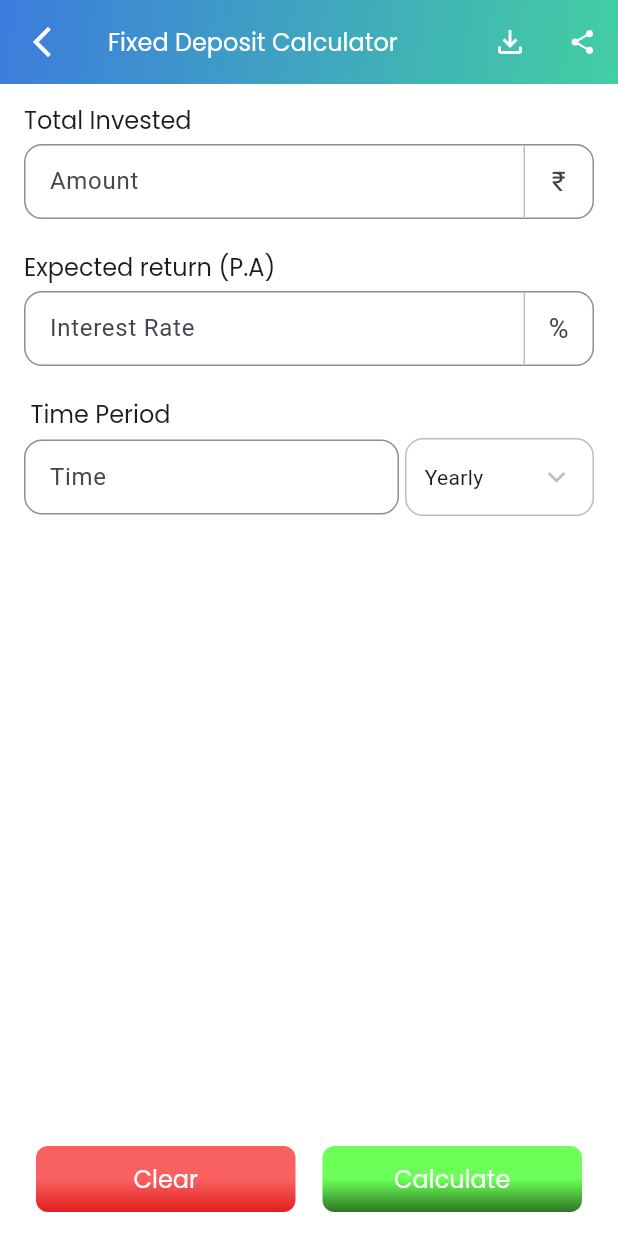
After one commit to shoaib3474/demo_project, a Flutter app: the FDcalcView screen opened directly, on a phone screen of 412 x 824 dp. The commit adds this screen. Run offline on Flutter 3.47's test engine with Material 3 defaults, Android fonts, the phone set to English and light mode, and no system bars; our stand-ins replace fl_chart, flutter_svg, get, shared_preferences; accounts and stored records are empty.

Commit message:
create FD calculator

```diff
--- /dev/null
+++ b/lib/controller/investment_ctrls/FD_calc_ctrl.dart
@@ -0,0 +1,43 @@
+import 'dart:math';
+
+import 'package:demo_project/models/base_calculator_model.dart';
+import 'package:demo_project/utils/services/base_shared_preference.dart';
+
+class FDController {
+  static const String _key = 'fd_calculator_result';
+
+  /// Calculate Fixed Deposit maturity amount
+  /// amount = principal investment
+  /// rate = annual interest rate (in %)
+  /// time = duration in years
+  static BaseCalculatorModel calculate({
+    required double amount,
+    required double rate,
+    required double time,
+  }) {
+    final r = rate / 100;
+    final n = 1; // Compounded yearly (you can adjust for monthly/quarterly)
+    final maturityAmount = amount * pow((1 + r / n), n * time);
+    final interestEarned = maturityAmount - amount;
+
+    return BaseCalculatorModel(
+      amount: amount,
+      result1: maturityAmount,
+      result2: interestEarned,
+      rate: rate,
+      time: time,
+    );
+  }
+
+  static Future<void> save(BaseCalculatorModel model) async {
+    await BaseSharedPreference.save(_key, model);
+  }
+
+  static Future<BaseCalculatorModel?> load() async {
+    return await BaseSharedPreference.load(_key);
+  }
+
+  static Future<void> clear() async {
+    await BaseSharedPreference.clear(_key);
+  }
+}
--- a/lib/routes/calc_routs.dart
+++ b/lib/routes/calc_routs.dart
@@ -5,6 +5,8 @@ import 'package:demo_project/view/screens/calculators/income%20tax/capital_gain_
 import 'package:demo_project/view/screens/calculators/income%20tax/depreciation_calc_view.dart';
 import 'package:demo_project/view/screens/calculators/income%20tax/tax_calc_view.dart';
 import 'package:demo_project/view/screens/calculators/investment/CAGA_calc_view.dart';
+import 'package:demo_project/view/screens/calculators/investment/FD_calc_view.dart';
+import 'package:demo_project/view/screens/calculators/investment/RD_calc_view.dart';
 import 'package:demo_project/view/screens/calculators/investment/post_office_MIS_view.dart';
 import 'package:flutter/material.dart';
 // Import all required calculator views...
@@ -18,8 +20,8 @@ final Map<String, Widget Function()> calculatorRouteMap = {
   "Capital Gain Calculator": () => CapitalGainCalcView(),
   "Post Office MIS": () => PostOfficeMISView(),
   "CARG Calculator": () => CARGcalcView(),
-  // "RD Calculator"
-  // "FD Calculator",
+  "RD Calculator": () => RDcalcView(),
+  "FD Calculator": () => FDcalcView(),
   // "Lump Sum Calculator",
   // "SIP Calculator",
 };
--- /dev/null
+++ b/lib/view/screens/calculators/investment/FD_calc_view.dart
@@ -0,0 +1,175 @@
+// ignore_for_file: library_private_types_in_public_api, use_build_context_synchronously
+
+import 'package:demo_project/controller/investment_ctrls/FD_calc_ctrl.dart';
+import 'package:demo_project/providers/base_calculator_provider.dart';
+import 'package:demo_project/utils/utils.dart'; // For formatNumber
+import 'package:demo_project/view/screens/textfield.dart';
+import 'package:demo_project/widgets/result_chart.dart';
+import 'package:flutter/material.dart';
+import 'package:provider/provider.dart';
+
+class FDcalcView extends StatefulWidget {
+  const FDcalcView({super.key});
+
+  @override
+  _FDcalcViewState createState() => _FDcalcViewState();
+}
+
+class _FDcalcViewState extends State<FDcalcView> {
+  final investmentCtrl = TextEditingController();
+  final rateCtrl = TextEditingController();
+  final timeCtrl = TextEditingController();
+  String timeType = 'Yearly';
+
+  @override
+  void initState() {
+    super.initState();
+    _loadResult();
+  }
+
+  Future<void> _loadResult() async {
+    final model = await FDController.load();
+    if (model != null) {
+      context.read<BaseCalculatorProvider>().setModel(model);
+    }
+  }
+
+  void _onCalculate() async {
+    if (investmentCtrl.text.isEmpty ||
+        rateCtrl.text.isEmpty ||
+        timeCtrl.text.isEmpty) {
+      ScaffoldMessenger.of(
+        context,
+      ).showSnackBar(SnackBar(content: Text("Please fill all fields")));
+      return;
+    }
+
+    final amount = double.tryParse(investmentCtrl.text) ?? 0;
+    final rate = double.tryParse(rateCtrl.text) ?? 0;
+    final time = double.tryParse(timeCtrl.text) ?? 0;
+
+    final result = FDController.calculate(
+      amount: amount,
+      rate: rate,
+      time: time,
+    );
+
+    await FDController.save(result);
+    context.read<BaseCalculatorProvider>().setModel(result);
+  }
+
+  void _onClear() async {
+    investmentCtrl.clear();
+    rateCtrl.clear();
+    timeCtrl.clear();
+
+    await FDController.clear();
+    context.read<BaseCalculatorProvider>().clear();
+
+    ScaffoldMessenger.of(
+      context,
+    ).showSnackBar(SnackBar(content: Text("Fields cleared")));
+  }
+
+  @override
+  Widget build(BuildContext context) {
+    final model = context.watch<BaseCalculatorProvider>().model;
+
+    return Scaffold(
+      resizeToAvoidBottomInset: true,
+      backgroundColor: AppColors.white,
+      appBar: CustomAppBar(
+        title: 'Fixed Deposit Calculator',
+        onBack: () => Navigator.pop(context),
+        onDownload: () {},
+        onShare: () {},
+      ),
+      body: Column(
+        children: [
+          SingleChildScrollView(
+            padding: EdgeInsets.all(16),
+            child: Column(
+              spacing: 8,
+              crossAxisAlignment: CrossAxisAlignment.start,
+              children: [
+                Text("Total Invested", style: AppTextStyles.body16),
+                CustomTextField(
+                  hintText: 'Amount',
+                  controller: investmentCtrl,
+                  rightText: "₹",
+                ),
+                SizedBox(height: 8),
+                Text("Expected return (P.A)", style: AppTextStyles.body16),
+                CustomTextField(
+                  hintText: 'Interest Rate',
+                  controller: rateCtrl,
+                  rightText: "%",
+                ),
+                SizedBox(height: 8),
+                Text(" Time Period", style: AppTextStyles.body16),
+                Row(
+                  children: [
+                    SizedBox(
+                      width: 250,
+                      child: CustomTextField(
+                        hintText: 'Time',
+                        controller: timeCtrl,
+                      ),
+                    ),
+                    Spacer(),
+                    SizedBox(
+                      width: 126,
+                      height: 52,
+                      child: CustomDropdown(
+                        height: 44,
+                        items: ["Yearly", "Monthly", "Quarterly"],
+                        initialValue: 'Yearly',
+                        onChanged: (val) {
+                          setState(() => timeType = val);
+                        },
+                      ),
+                    ),
+                  ],
+                ),
+              ],
+            ),
+          ),
+          SizedBox(height: 20),
+          if (model != null)
+            ResultChart(
+              dataEntries: [
+                ChartData(
+                  value: model.amount,
+                  color: AppColors.secondary,
+                  label: 'Invested Amount',
+                ),
+                ChartData(
+                  value: model.result2 ?? 0.0,
+                  color: AppColors.primary,
+                  label: 'Interest Earned',
+                ),
+              ],
+              summaryRows: [
+                SummaryRowData(label: "Invested Amount", value: (model.amount)),
+                SummaryRowData(
+                  label: "Interest Earned",
+                  value: (model.result2 ?? 0.0),
+                ),
+                SummaryRowData(
+                  label: "Total Maturity Amount",
+                  value: (model.result1 ?? 0.0),
+                ),
+              ],
+            )
+          else
+            SizedBox.shrink(),
+          Spacer(),
+        ],
+      ),
+      bottomSheet: ClearCalculateButtons(
+        onClearPressed: _onClear,
+        onCalculatePressed: _onCalculate,
+      ),
+    );
+  }
+}
```
